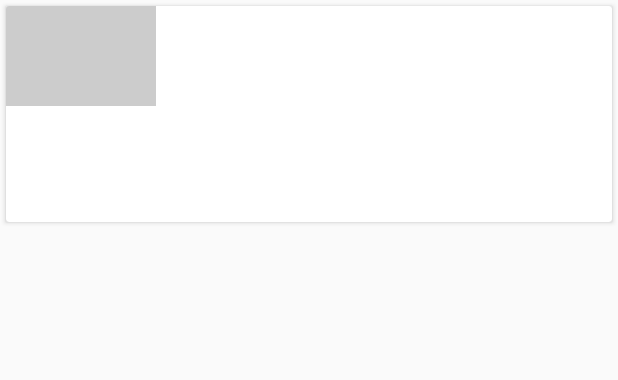
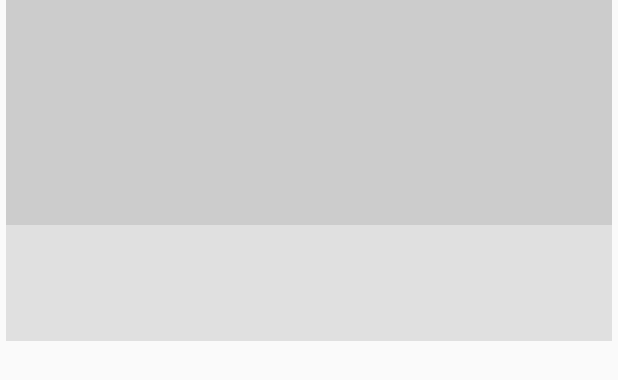
Before and after one commit to tachyonlabs/Grow-With-Google-Udacity-Android-Developer-Nanodegree-XYZ-Reader, an Android app: the layout list_item_article.xml on its own in the app's theme, with its tools: preview values and no code run, on a phone screen of 412 x 824 dp. Shown: the top 380 px of the screen. Run offline under Robolectric (Android 15) with nearby library versions, the phone set to English and light mode, and no system bars.

```diff
--- a/app/build.gradle
+++ b/app/build.gradle
@@ -30,6 +30,7 @@ dependencies {
     implementation "com.android.support:support-v13:$androidSupportVersion"
     implementation "com.android.support:appcompat-v7:$androidSupportVersion"
     implementation 'com.android.support:design:27.1.1'
+    implementation 'com.squareup.picasso:picasso:2.5.2'
     implementation "com.android.support:palette-v7:$androidSupportVersion"
     implementation "com.android.support:recyclerview-v7:$androidSupportVersion"
     implementation "com.android.support:cardview-v7:$androidSupportVersion"
--- a/app/src/main/res/layout/activity_article_list.xml
+++ b/app/src/main/res/layout/activity_article_list.xml
@@ -25,7 +25,7 @@
                         android:layout_width="match_parent"
                         android:layout_height="?actionBarSize"
                         android:theme="@style/ThemeOverlay.AppCompat.Dark.ActionBar"
-                        app:contentInsetStart="72dp"
+                        app:contentInsetStart="16dp"
                         android:layout_gravity="bottom"
                         app:layout_collapseMode="pin" >
 
@@ -49,7 +49,9 @@
         <android.support.v7.widget.RecyclerView
                 android:id="@+id/recycler_view"
                 android:layout_width="match_parent"
-                android:layout_height="match_parent" />
+                android:layout_height="match_parent"
+                android:paddingLeft="4dp"
+                android:paddingRight="4dp"/>
     </android.support.v4.widget.SwipeRefreshLayout>
 
     </android.support.design.widget.CoordinatorLayout>
--- a/app/src/main/res/layout/list_item_article.xml
+++ b/app/src/main/res/layout/list_item_article.xml
@@ -1,27 +1,27 @@
-<android.support.v7.widget.CardView xmlns:android="http://schemas.android.com/apk/res/android"
-    xmlns:app="http://schemas.android.com/apk/res-auto"
+<?xml version="1.0" encoding="utf-8"?>
+<LinearLayout
+        xmlns:android="http://schemas.android.com/apk/res/android"
         android:layout_width="match_parent"
         android:layout_height="wrap_content"
         android:layout_marginLeft="4dp"
         android:layout_marginRight="4dp"
-    android:layout_marginTop="4dp"
-    android:layout_marginBottom="4dp"
-    android:clickable="true"
-    android:focusable="true"
-    android:foreground="?selectableItemBackground">
-
-    <LinearLayout
-        android:layout_width="match_parent"
-        android:layout_height="wrap_content"
+        android:layout_marginBottom="8dp"
         android:orientation="vertical">
 
     <!--suppress AndroidLintContentDescription -->
-        <com.tachyonlabs.xyzreader.ui.DynamicHeightNetworkImageView
+    <ImageView
             android:id="@+id/thumbnail"
-            android:layout_width="100dp"
-            android:layout_height="100dp"
-            android:background="@color/photo_placeholder" />
+            android:layout_width="match_parent"
+            android:layout_height="150dp"
+            android:scaleType="centerCrop"
+            android:background="@color/photo_placeholder"/>
 
+    <LinearLayout
+            xmlns:android="http://schemas.android.com/apk/res/android"
+            android:layout_width="match_parent"
+            android:layout_height="wrap_content"
+            android:background="@color/ltgray"
+            android:orientation="vertical">
     <TextView
             android:id="@+id/article_title"
             style="@style/TextAppearance.AppCompat.Subhead"
@@ -33,7 +33,7 @@
             android:paddingBottom="4dp"
             android:textColor="@color/ltgray"
             android:ellipsize="end"
-            android:maxLines="4" />
+            android:maxLines="4"/>
 
     <TextView
             android:id="@+id/article_subtitle"
@@ -45,7 +45,6 @@
             android:paddingBottom="16dp"
             android:textColor="#6000"
             android:maxLines="2"
-            android:ellipsize="end" />
+            android:ellipsize="end"/>
 </LinearLayout>
-
-</android.support.v7.widget.CardView>
+</LinearLayout>
--- a/app/src/main/res/values/styles.xml
+++ b/app/src/main/res/values/styles.xml
@@ -18,9 +18,9 @@
 <resources>
 
     <style name="AppTheme" parent="Theme.AppCompat.Light.NoActionBar">
-        <item name="colorPrimary">#6D4C41</item>
-        <item name="colorPrimaryDark">#3E2723</item>
-        <item name="colorAccent">#2979FF</item>
+        <item name="colorPrimary">#FD5621</item>
+        <item name="colorPrimaryDark">#D84315</item>
+        <item name="colorAccent">#0091EA</item>
     </style>
 
 </resources>
```
Also changed, not shown: app/src/main/java/com/tachyonlabs/xyzreader/ui/ArticleListActivity.java (+45 -9 lines), app/src/main/res/values/colors.xml (+6 -6 lines), 1 other file. Lines whose indentation alone changed are shown as unchanged.
